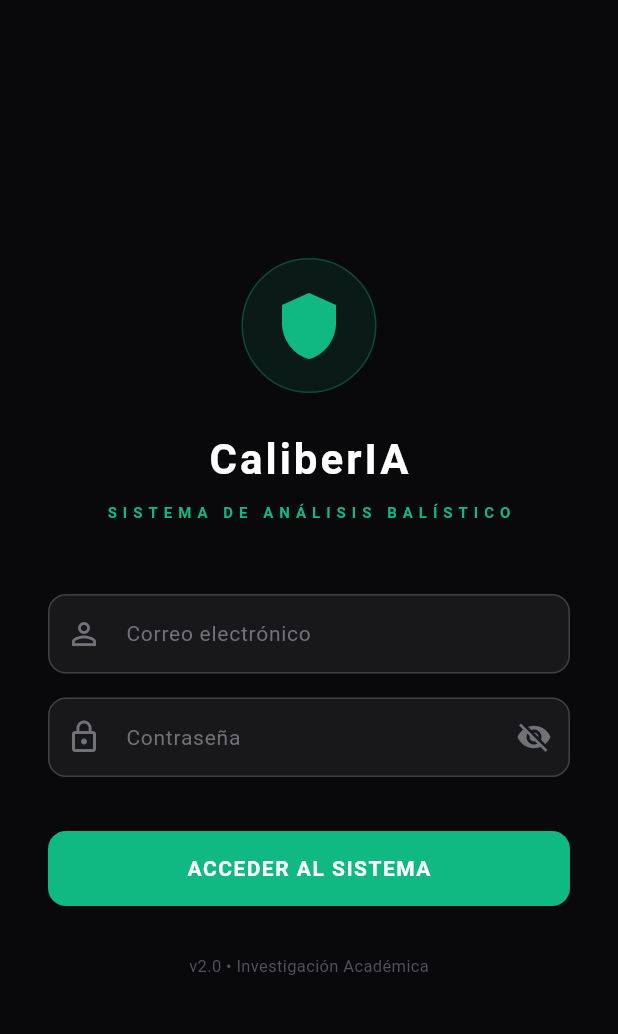
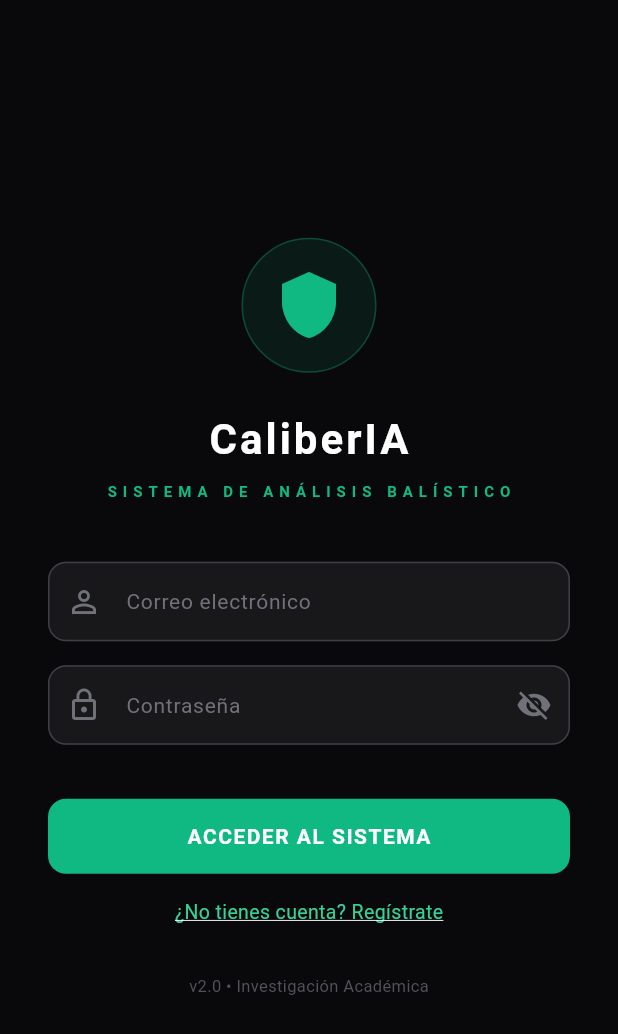
Before and after one commit to WlogicJorgeM/caliberia, a Flutter app: the screen it shows after launch, on a phone screen of 412 x 824 dp. Shown: the top 1034 px of the screen. Run offline on Flutter 3.47's test engine with Material 3 defaults, Android fonts, the phone set to English and light mode, and no system bars; our stand-ins replace flutter_dotenv, flutter_secure_storage, image_picker, logger, shared_preferences; accounts and stored records are empty.

Commit message:
Ajuste final de despliegue

```diff
--- a/caliberia_flutter/lib/screens/login_screen.dart
+++ b/caliberia_flutter/lib/screens/login_screen.dart
@@ -15,9 +15,12 @@ class _LoginScreenState extends State<LoginScreen>
     with SingleTickerProviderStateMixin {
   final _emailController = TextEditingController();
   final _passwordController = TextEditingController();
+  final _nameController = TextEditingController();
   bool _isLoading = false;
   String? _error;
+  String? _success;
   bool _obscurePassword = true;
+  bool _isRegisterMode = false;
   late AnimationController _animController;
   late Animation<double> _fadeAnim;
 
@@ -36,11 +39,12 @@ class _LoginScreenState extends State<LoginScreen>
   void dispose() {
     _emailController.dispose();
     _passwordController.dispose();
+    _nameController.dispose();
     _animController.dispose();
     super.dispose();
   }
 
-  Future<void> _handleSubmit() async {
+  Future<void> _handleLogin() async {
     final email = _emailController.text.trim();
     final password = _passwordController.text;
 
@@ -54,7 +58,6 @@ class _LoginScreenState extends State<LoginScreen>
       _error = null;
     });
 
-    // Intentar login con backend (PostgreSQL)
     final backendUser = await BackendService.login(email, password);
     if (backendUser != null) {
       await StorageService.saveSession(email);
@@ -62,14 +65,51 @@ class _LoginScreenState extends State<LoginScreen>
       return;
     }
 
-    // Fallback: auth local
     if (StorageService.validateCredentials(email, password)) {
       await StorageService.saveSession(email);
       widget.onLogin(email);
     } else {
       setState(() {
         _isLoading = false;
-        _error = 'Credenciales de acceso inválidas';
+        _error = 'Credenciales inválidas';
+      });
+    }
+  }
+
+  Future<void> _handleRegister() async {
+    final email = _emailController.text.trim();
+    final password = _passwordController.text;
+    final name = _nameController.text.trim();
+
+    if (email.isEmpty || password.isEmpty || name.isEmpty) {
+      setState(() => _error = 'Complete todos los campos');
+      return;
+    }
+
+    if (password.length < 3) {
+      setState(() => _error = 'La contraseña debe tener al menos 3 caracteres');
+      return;
+    }
+
+    setState(() {
+      _isLoading = true;
+      _error = null;
+      _success = null;
+    });
+
+    final result = await BackendService.register(email, password, name);
+    if (result == true) {
+      setState(() {
+        _isLoading = false;
+        _success = 'Cuenta creada. Inicie sesión.';
+        _isRegisterMode = false;
+        _nameController.clear();
+        _passwordController.clear();
+      });
+    } else {
+      setState(() {
+        _isLoading = false;
+        _error = 'No se pudo crear la cuenta. El email puede estar en uso.';
       });
     }
   }
@@ -105,7 +145,6 @@ class _LoginScreenState extends State<LoginScreen>
                   ),
                   const SizedBox(height: 24),
 
-                  // Title
                   const Text(
                     'CaliberIA',
                     style: TextStyle(
@@ -116,16 +155,30 @@ class _LoginScreenState extends State<LoginScreen>
                     ),
                   ),
                   const SizedBox(height: 8),
-                  const Text(
-                    'SISTEMA DE ANÁLISIS BALÍSTICO',
-                    style: TextStyle(
+                  Text(
+                    _isRegisterMode ? 'CREAR CUENTA' : 'SISTEMA DE ANÁLISIS BALÍSTICO',
+                    style: const TextStyle(
                       fontSize: 10,
                       color: AppColors.emerald500,
                       letterSpacing: 4,
                       fontWeight: FontWeight.bold,
                     ),
                   ),
-                  const SizedBox(height: 48),
+                  const SizedBox(height: 40),
+
+                  // Nombre (solo en registro)
+                  if (_isRegisterMode) ...[
+                    TextField(
+                      controller: _nameController,
+                      style: const TextStyle(color: Colors.white),
+                      decoration: const InputDecoration(
+                        labelText: 'Nombre completo',
+                        labelStyle: TextStyle(color: AppColors.zinc500),
+                        prefixIcon: Icon(Icons.badge_outlined, color: AppColors.zinc500),
+                      ),
+                    ),
+                    const SizedBox(height: 16),
+                  ],
 
                   // Email
                   TextField(
@@ -135,10 +188,9 @@ class _LoginScreenState extends State<LoginScreen>
                     decoration: const InputDecoration(
                       labelText: 'Correo electrónico',
                       labelStyle: TextStyle(color: AppColors.zinc500),
-                      prefixIcon:
-                          Icon(Icons.person_outline, color: AppColors.zinc500),
+                      prefixIcon: Icon(Icons.person_outline, color: AppColors.zinc500),
                     ),
-                    onSubmitted: (_) => _handleSubmit(),
+                    onSubmitted: (_) => _isRegisterMode ? _handleRegister() : _handleLogin(),
                   ),
                   const SizedBox(height: 16),
 
@@ -150,20 +202,16 @@ class _LoginScreenState extends State<LoginScreen>
                     decoration: InputDecoration(
                       labelText: 'Contraseña',
                       labelStyle: const TextStyle(color: AppColors.zinc500),
-                      prefixIcon: const Icon(Icons.lock_outline,
-                          color: AppColors.zinc500),
+                      prefixIcon: const Icon(Icons.lock_outline, color: AppColors.zinc500),
                       suffixIcon: IconButton(
                         icon: Icon(
-                          _obscurePassword
-                              ? Icons.visibility_off
-                              : Icons.visibility,
+                          _obscurePassword ? Icons.visibility_off : Icons.visibility,
                           color: AppColors.zinc500,
                         ),
-                        onPressed: () =>
-                            setState(() => _obscurePassword = !_obscurePassword),
+                        onPressed: () => setState(() => _obscurePassword = !_obscurePassword),
                       ),
                     ),
-                    onSubmitted: (_) => _handleSubmit(),
+                    onSubmitted: (_) => _isRegisterMode ? _handleRegister() : _handleLogin(),
                   ),
                   const SizedBox(height: 12),
 
@@ -175,51 +223,80 @@ class _LoginScreenState extends State<LoginScreen>
                       decoration: BoxDecoration(
                         color: AppColors.red500.withValues(alpha: 0.1),
                         borderRadius: BorderRadius.circular(8),
-                        border: Border.all(
-                            color: AppColors.red500.withValues(alpha: 0.3)),
+                        border: Border.all(color: AppColors.red500.withValues(alpha: 0.3)),
                       ),
                       child: Text(
                         _error!,
-                        style:
-                            const TextStyle(color: AppColors.red400, fontSize: 13),
+                        style: const TextStyle(color: AppColors.red400, fontSize: 13),
+                        textAlign: TextAlign.center,
+                      ),
+                    ),
+
+                  // Success
+                  if (_success != null)
+                    Container(
+                      width: double.infinity,
+                      padding: const EdgeInsets.all(12),
+                      decoration: BoxDecoration(
+                        color: AppColors.emerald500.withValues(alpha: 0.1),
+                        borderRadius: BorderRadius.circular(8),
+                        border: Border.all(color: AppColors.emerald500.withValues(alpha: 0.3)),
+                      ),
+                      child: Text(
+                        _success!,
+                        style: const TextStyle(color: AppColors.emerald400, fontSize: 13),
                         textAlign: TextAlign.center,
                       ),
                     ),
                   const SizedBox(height: 24),
 
-                  // Submit
+                  // Submit button
                   SizedBox(
                     width: double.infinity,
                     height: 50,
                     child: ElevatedButton(
-                      onPressed: _isLoading ? null : _handleSubmit,
+                      onPressed: _isLoading
+                          ? null
+                          : (_isRegisterMode ? _handleRegister : _handleLogin),
                       child: _isLoading
                           ? const SizedBox(
                               width: 20,
                               height: 20,
-                              child: CircularProgressIndicator(
-                                strokeWidth: 2,
-                                color: Colors.white,
-                              ),
+                              child: CircularProgressIndicator(strokeWidth: 2, color: Colors.white),
                             )
-                          : const Text(
-                              'ACCEDER AL SISTEMA',
-                              style: TextStyle(
-                                fontWeight: FontWeight.bold,
-                                letterSpacing: 1,
-                              ),
+                          : Text(
+                              _isRegisterMode ? 'CREAR CUENTA' : 'ACCEDER AL SISTEMA',
+                              style: const TextStyle(fontWeight: FontWeight.bold, letterSpacing: 1),
                             ),
+                    ),
+                  ),
+                  const SizedBox(height: 16),
+
+                  // Toggle login/register
+                  GestureDetector(
+                    onTap: () {
+                      setState(() {
+                        _isRegisterMode = !_isRegisterMode;
+                        _error = null;
+                        _success = null;
+                      });
+                    },
+                    child: Text(
+                      _isRegisterMode
+                          ? '¿Ya tienes cuenta? Inicia sesión'
+                          : '¿No tienes cuenta? Regístrate',
+                      style: const TextStyle(
+                        color: AppColors.emerald400,
+                        fontSize: 13,
+                        decoration: TextDecoration.underline,
+                      ),
                     ),
                   ),
                   const SizedBox(height: 32),
 
-                  // Footer
                   const Text(
                     'v2.0 • Investigación Académica',
-                    style: TextStyle(
-                      fontSize: 11,
-                      color: AppColors.zinc600,
-                    ),
+                    style: TextStyle(fontSize: 11, color: AppColors.zinc600),
                   ),
                 ],
               ),
```
Also changed, not shown: caliberia_flutter/lib/services/backend_service.dart (+27 -0 lines).
